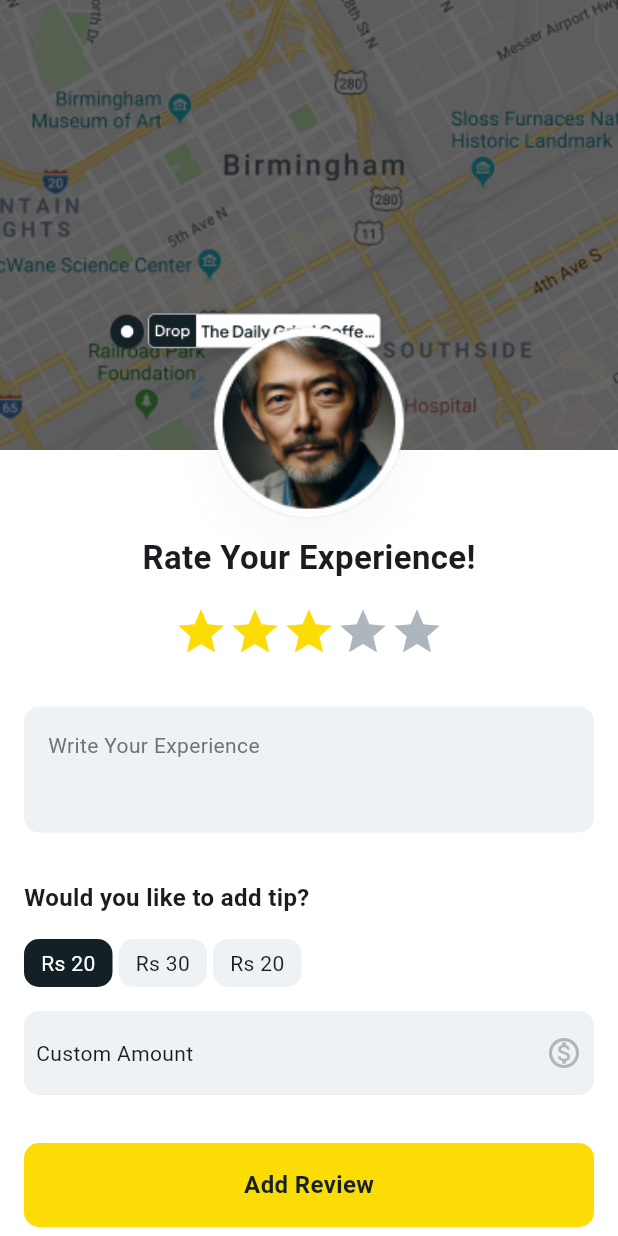
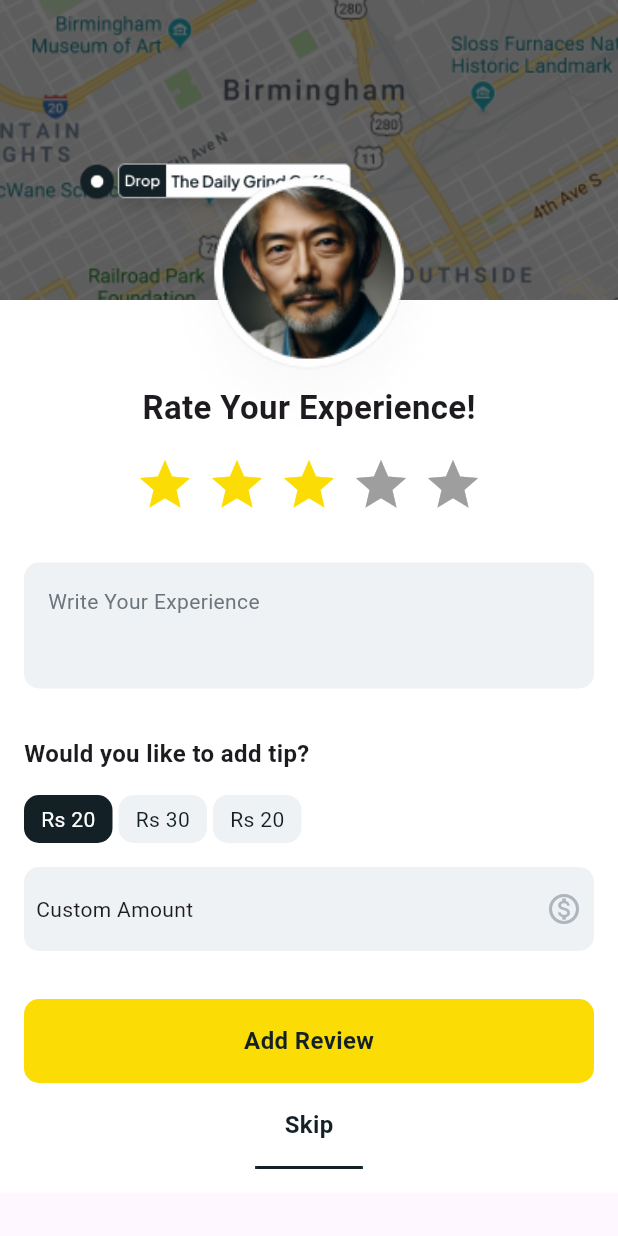
Before and after one commit to Nadun24/flutter-design-project, a Flutter app: the Design3 screen opened directly, on a phone screen of 412 x 824 dp. Run offline on Flutter 3.47's test engine with Material 3 defaults, Android fonts, the phone set to English and light mode, and no system bars; drawn by our look-alikes of flutter_rating_bar.

Commit message:
add code

```diff
--- a/design_project/lib/Pages/design1.dart
+++ b/design_project/lib/Pages/design1.dart
@@ -9,7 +9,8 @@
     return SafeArea(
 
       child: Scaffold(
-        body:  Column(
+        body:  SingleChildScrollView(
+          child: Column(
               crossAxisAlignment: CrossAxisAlignment.start,
               children: [
                 //app bar design
@@ -201,6 +202,7 @@
 
           ),
         ),
+      ),
     );
   }
 }
--- a/design_project/lib/Pages/design3.dart
+++ b/design_project/lib/Pages/design3.dart
@@ -1,7 +1,9 @@
-import 'package:flutter/cupertino.dart';
+
+
+
 import 'package:flutter/material.dart';
-import 'package:flutter/rendering.dart';
-import 'package:flutter/widgets.dart';
+
+import 'package:flutter_rating_bar/flutter_rating_bar.dart';
 
 class Design3 extends StatefulWidget {
   const Design3({super.key});
@@ -12,7 +14,7 @@
 
 class _Design3State extends State<Design3> {
   final double profileHeight = 200;
-  final double coverHeight = 300;
+  final double coverHeight = 200;
 
   String selectButton = "1";
 
@@ -23,14 +25,14 @@
         padding: EdgeInsets.zero,
         children: <Widget>[
           Container(
-            decoration: const BoxDecoration(color: Colors.white),
+            decoration: const  BoxDecoration(color: Colors.white),
             // White background
             child: Column(
               crossAxisAlignment: CrossAxisAlignment.start,
               // Use Column for vertical layout
               children: [
                 buildTop(),
-                const Padding(
+                 const Padding(
                   padding: EdgeInsets.symmetric(vertical: 16.0),
                   child: Center(
                       child: Text(
@@ -39,28 +41,25 @@
                       fontSize: 22,
                       fontWeight: FontWeight.w600,
                     ),
-                  )),
+                  ),
+                ),
                 ),
                 Padding(
-                  padding:  EdgeInsets.symmetric(horizontal: 16.0),
+                  padding:  const EdgeInsets.symmetric(horizontal: 16.0),
                   child: Column(
                     children: [
-                      const Row(
-                        mainAxisAlignment: MainAxisAlignment.spaceBetween,
-                        children: [
-                          SizedBox(width: 100),
-                          Row(
-                            children: [
-                              Icon(Icons.star, color :Color(0xffFBDC05), size: 36,),
-                              Icon(Icons.star, color :Color(0xffFBDC05) , size: 36,),
-                              Icon(Icons.star, color :Color(0xffFBDC05), size: 36,),
-                              Icon(Icons.star, color :Color(0xffADB5BD), size: 36,),
-                              Icon(Icons.star, color :Color(0xffADB5BD), size: 36,),
-                            ],
-                          ),
-                          SizedBox(width: 100),
-                        ],
-                      ),
+                       RatingBar.builder(
+                        initialRating: 3,
+                        minRating: 0,
+                        direction: Axis.horizontal,
+                        itemCount: 5,
+                        itemPadding:const EdgeInsets.symmetric( horizontal: 4),
+                        itemBuilder: (context, index) => const Icon(
+                          Icons.star,
+                          color: Color(0xffFBDC05),),
+                        onRatingUpdate: (rating) {
+
+                        }),
                       Padding(
                         padding: const EdgeInsets.only(top: 32.0),
                         child: Container(
@@ -155,7 +154,7 @@
                                   width: 59,
                                   height: 32,
                                   decoration: BoxDecoration(
-                                    color:selectButton=="3"? Color(0xff132026): Color(0xffEFF2F4),
+                                    color:selectButton=="3"? const Color(0xff132026): const Color(0xffEFF2F4),
                                     borderRadius: BorderRadius.circular(10),                           ),
                                   child:  Center(
                                     child: Text("Rs 20",
@@ -178,7 +177,7 @@
                           width: double.infinity,
                           height: 56,
                           decoration: BoxDecoration(
-                            color: Color(0xffEFF2F4),
+                            color: const Color(0xffEFF2F4),
                             borderRadius: BorderRadius.circular(10),
                           ),
                           child: const Padding(
@@ -244,8 +243,8 @@
         Container(
             margin: EdgeInsets.only(bottom: 40), child: buildCoverImage()),
         Positioned(
-          top: 200, // Adjust this value as needed
-          left: 70, // Adjust this value as needed
+          top: 100, // Adjust this value as needed
+          left: 50, // Adjust this value as needed
           child: locationImage(),
         ),
         Positioned(
```
Also changed, not shown: 1 other file. Lines whose indentation alone changed are shown as unchanged.
